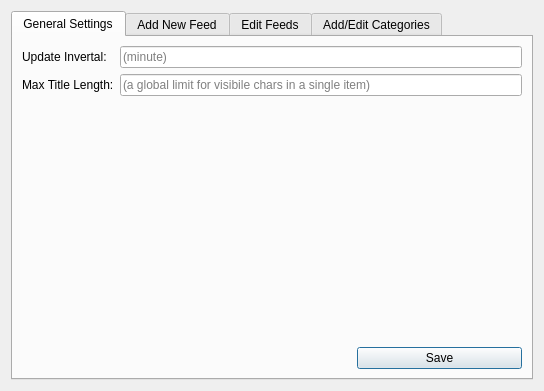
First picture: the form in src/settingsdialog.ui, repository isamert/feeder, before the edit.
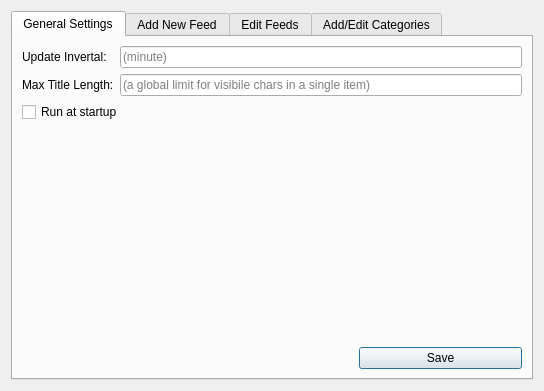
Second picture: the form after the edit.

```diff
--- a/src/settingsdialog.ui
+++ b/src/settingsdialog.ui
@@ -24,14 +24,14 @@
        <string>General Settings</string>
       </attribute>
       <layout class="QGridLayout" name="gridLayout_4">
-       <item row="3" column="2">
+       <item row="4" column="2">
         <widget class="QPushButton" name="btnSave">
          <property name="text">
           <string>Save</string>
          </property>
         </widget>
        </item>
-       <item row="3" column="0" colspan="2">
+       <item row="4" column="0" colspan="2">
         <spacer name="horizontalSpacer_3">
          <property name="orientation">
           <enum>Qt::Horizontal</enum>
@@ -77,9 +77,16 @@
            </property>
           </widget>
          </item>
+         <item row="2" column="0" colspan="2">
+          <widget class="QCheckBox" name="checkStartup">
+           <property name="text">
+            <string>Run at startup</string>
+           </property>
+          </widget>
+         </item>
         </layout>
        </item>
-       <item row="2" column="0" colspan="3">
+       <item row="3" column="0" colspan="3">
         <spacer name="verticalSpacer_2">
          <property name="orientation">
           <enum>Qt::Vertical</enum>
```
Left out of the diff: 3 changed lines with no effect on the pictures.
